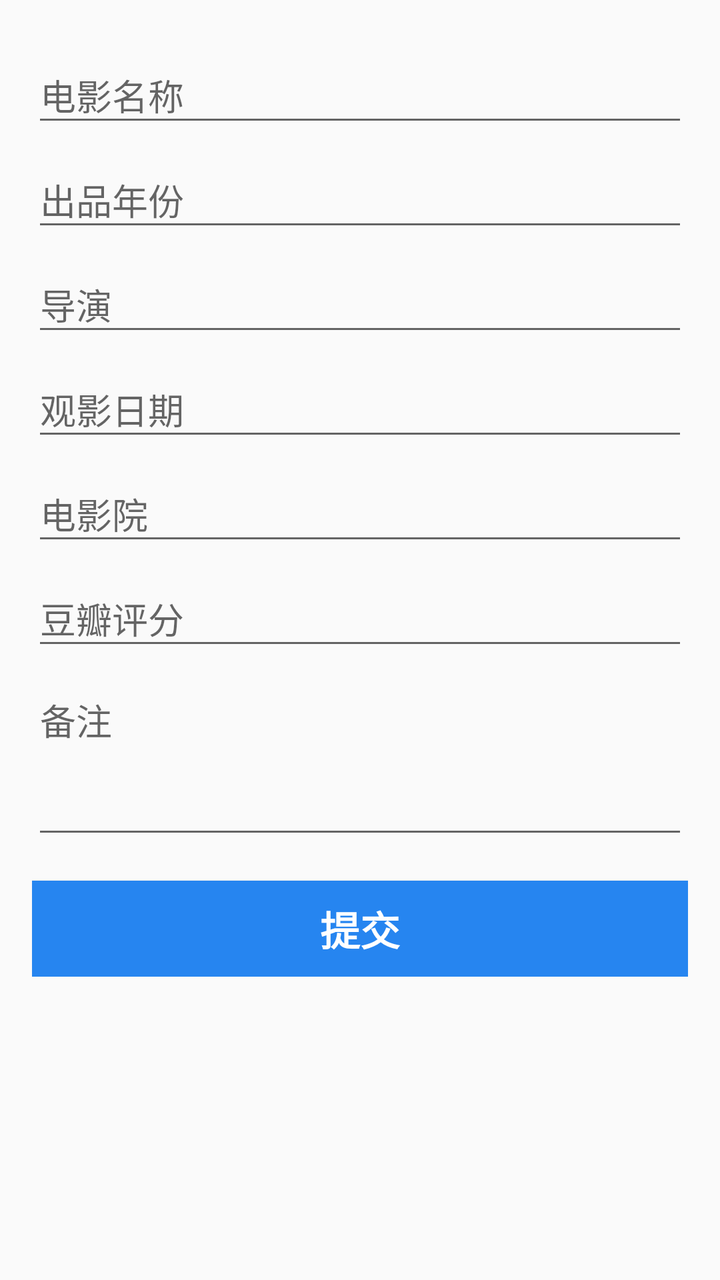
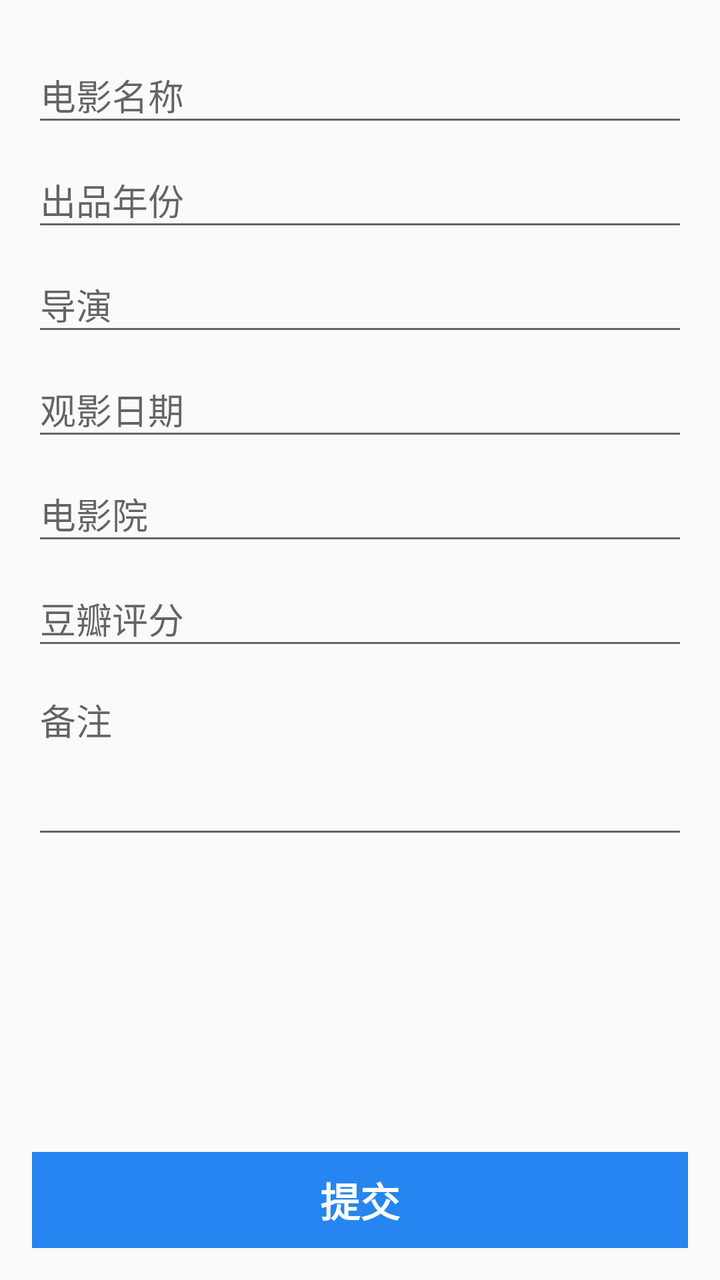

Compare the two renders of this Android layout. The source of the first and the diff that turns it into the second are given below.
<!-- AndroidManifest.xml: application theme AppTheme -->
<!-- res/layout/content_film_info.xml -->
<?xml version="1.0" encoding="utf-8"?>
<android.support.constraint.ConstraintLayout
    xmlns:android="http://schemas.android.com/apk/res/android"
    xmlns:app="http://schemas.android.com/apk/res-auto"
    xmlns:tools="http://schemas.android.com/tools"
    android:layout_width="match_parent"
    android:layout_height="match_parent"
    android:paddingBottom="@dimen/activity_vertical_margin"
    android:paddingLeft="@dimen/activity_horizontal_margin"
    android:paddingRight="@dimen/activity_horizontal_margin"
    android:paddingTop="@dimen/activity_vertical_margin"
    app:layout_behavior="@string/appbar_scrolling_view_behavior"
    tools:context="cn.sixlab.app.mineapps.activity.FilmInfoActivity"
    tools:showIn="@layout/activity_film_info">

    <ScrollView
        android:layout_width="match_parent"
        android:layout_height="match_parent">
        <LinearLayout
            android:layout_width="match_parent"
            android:layout_height="wrap_content"
            android:orientation="vertical">

            <android.support.design.widget.TextInputLayout
                android:layout_width="match_parent"
                android:layout_height="wrap_content">

                <EditText
                    android:id="@+id/text_film_name"
                    android:layout_width="match_parent"
                    android:layout_height="wrap_content"
                    android:hint="@string/prompt_film_name"
                    android:inputType="text"
                    android:maxLines="1"
                    android:singleLine="true"/>
            </android.support.design.widget.TextInputLayout>

            <android.support.design.widget.TextInputLayout
                android:layout_width="match_parent"
                android:layout_height="wrap_content">
                <EditText
                    android:id="@+id/text_produce_year"
                    android:layout_width="match_parent"
                    android:layout_height="wrap_content"
                    android:hint="@string/prompt_produce_year"
                    android:inputType="number"
                    android:maxLines="1"
                    android:singleLine="true"/>
            </android.support.design.widget.TextInputLayout>

            <android.support.design.widget.TextInputLayout
                android:layout_width="match_parent"
                android:layout_height="wrap_content">
                <EditText
                    android:id="@+id/text_director"
                    android:layout_width="match_parent"
                    android:layout_height="wrap_content"
                    android:hint="@string/prompt_director"
                    android:inputType="text"
                    android:maxLines="1"
                    android:singleLine="true"/>
            </android.support.design.widget.TextInputLayout>

            <android.support.design.widget.TextInputLayout
                android:layout_width="match_parent"
                android:layout_height="wrap_content">
                <EditText
                    android:id="@+id/text_view_date"
                    android:layout_width="match_parent"
                    android:layout_height="wrap_content"
                    android:hint="@string/prompt_view_date"
                    android:inputType="date"
                    android:maxLines="1"
                    android:singleLine="true"/>
            </android.support.design.widget.TextInputLayout>

            <android.support.design.widget.TextInputLayout
                android:layout_width="match_parent"
                android:layout_height="wrap_content">
                <EditText
                    android:id="@+id/text_cinema"
                    android:layout_width="match_parent"
                    android:layout_height="wrap_content"
                    android:hint="@string/prompt_cinema"
                    android:inputType="text"
                    android:maxLines="1"
                    android:singleLine="true"/>
            </android.support.design.widget.TextInputLayout>

            <android.support.design.widget.TextInputLayout
                android:layout_width="match_parent"
                android:layout_height="wrap_content">
                <EditText
                    android:id="@+id/text_douban_score"
                    android:layout_width="match_parent"
                    android:layout_height="wrap_content"
                    android:hint="@string/prompt_douban_score"
                    android:inputType="number"
                    android:maxLines="1"
                    android:singleLine="true"/>
            </android.support.design.widget.TextInputLayout>

            <android.support.design.widget.TextInputLayout
                android:layout_width="match_parent"
                android:layout_height="wrap_content">
                <EditText
                    android:id="@+id/text_remark"
                    android:layout_width="match_parent"
                    android:layout_height="wrap_content"
                    android:hint="@string/prompt_remark"
                    android:inputType="textMultiLine"
                    android:minLines="3"
                    android:maxLines="5"
                    android:gravity="left|top"/>
            </android.support.design.widget.TextInputLayout>

            <Button
                android:id="@+id/film_info_submit"
                style="?android:textAppearanceSmall"
                android:layout_width="match_parent"
                android:layout_height="wrap_content"
                android:layout_marginTop="16dp"
                android:background="@color/colorPrimary"
                android:text="@string/action_submit"
                android:textColor="@color/colorWhite"
                android:textSize="20sp"
                android:onClick="submitFilm"
                android:textStyle="bold"/>

        </LinearLayout>
    </ScrollView>

</android.support.constraint.ConstraintLayout>
<!-- res/layout/activity_film_info.xml (included above) -->
<?xml version="1.0" encoding="utf-8"?>
<android.support.design.widget.CoordinatorLayout
    xmlns:android="http://schemas.android.com/apk/res/android"
    xmlns:app="http://schemas.android.com/apk/res-auto"
    xmlns:tools="http://schemas.android.com/tools"
    android:layout_width="match_parent"
    android:layout_height="match_parent"
    tools:context="cn.sixlab.app.mineapps.activity.FilmInfoActivity">

    <android.support.design.widget.AppBarLayout
        android:layout_width="match_parent"
        android:layout_height="wrap_content"
        android:theme="@style/AppTheme.AppBarOverlay">

        <android.support.v7.widget.Toolbar
            android:id="@+id/toolbar"
            android:layout_width="match_parent"
            android:layout_height="?attr/actionBarSize"
            android:background="?attr/colorPrimary"
            app:popupTheme="@style/AppTheme.PopupOverlay"/>

    </android.support.design.widget.AppBarLayout>

    <include layout="@layout/content_film_info"/>

    <android.support.design.widget.FloatingActionButton
        android:id="@+id/fab"
        android:layout_width="wrap_content"
        android:layout_height="wrap_content"
        android:layout_gravity="bottom|end"
        android:layout_margin="@dimen/fab_margin"
        app:srcCompat="@android:drawable/ic_dialog_email"/>

</android.support.design.widget.CoordinatorLayout>
<!-- resources referenced by this layout -->
<resources>
  <color name="colorPrimary">#2685F0</color>
  <color name="colorWhite">#FFFFFF</color>
  <dimen name="activity_horizontal_margin">16dp</dimen>
  <dimen name="activity_vertical_margin">16dp</dimen>
  <dimen name="fab_margin">16dp</dimen>
  <string name="action_submit">提交</string>
  <string name="prompt_cinema">电影院</string>
  <string name="prompt_director">导演</string>
  <string name="prompt_douban_score">豆瓣评分</string>
  <string name="prompt_film_name">电影名称</string>
  <string name="prompt_produce_year">出品年份</string>
  <string name="prompt_remark">备注</string>
  <string name="prompt_view_date">观影日期</string>
  <style name="AppTheme.AppBarOverlay" parent="ThemeOverlay.AppCompat.Dark.ActionBar" />
  <style name="AppTheme.PopupOverlay" parent="ThemeOverlay.AppCompat.Light" />
  <style name="AppTheme" parent="Theme.AppCompat.Light.DarkActionBar">
          
          <item name="colorPrimary">@color/colorPrimary</item>
          <item name="colorPrimaryDark">@color/colorPrimaryDark</item>
          <item name="colorAccent">@color/colorAccent</item>
      </style>
  <color name="colorPrimaryDark">#477dc5</color>
  <color name="colorAccent">#48b463</color>
</resources>

<!-- the commit's change to res/layout/content_film_info.xml (unified diff, before → after) -->
@@ -1,21 +1,43 @@
 <?xml version="1.0" encoding="utf-8"?>
-<android.support.constraint.ConstraintLayout
-    xmlns:android="http://schemas.android.com/apk/res/android"
-    xmlns:app="http://schemas.android.com/apk/res-auto"
-    xmlns:tools="http://schemas.android.com/tools"
-    android:layout_width="match_parent"
-    android:layout_height="match_parent"
-    android:paddingBottom="@dimen/activity_vertical_margin"
-    android:paddingLeft="@dimen/activity_horizontal_margin"
-    android:paddingRight="@dimen/activity_horizontal_margin"
-    android:paddingTop="@dimen/activity_vertical_margin"
-    app:layout_behavior="@string/appbar_scrolling_view_behavior"
-    tools:context="cn.sixlab.app.mineapps.activity.FilmInfoActivity"
-    tools:showIn="@layout/activity_film_info">
+<RelativeLayout xmlns:android="http://schemas.android.com/apk/res/android"
+                xmlns:tools="http://schemas.android.com/tools"
+                android:layout_width="match_parent"
+                android:layout_height="match_parent"
+                android:layout_marginTop="56dp"
+                android:paddingBottom="@dimen/activity_vertical_margin"
+                android:paddingLeft="@dimen/activity_horizontal_margin"
+                android:paddingRight="@dimen/activity_horizontal_margin"
+                android:paddingTop="@dimen/activity_vertical_margin"
+                android:gravity="center_horizontal"
+                android:orientation="vertical"
+                tools:context="cn.sixlab.app.mineapps.activity.FilmInfoActivity"
+                tools:showIn="@layout/activity_film_info">
+
+    <RelativeLayout
+        android:id="@+id/panelBottom"
+        android:layout_width="match_parent"
+        android:layout_height="wrap_content"
+        android:layout_alignParentBottom="true" >
+
+        <Button
+            android:id="@+id/film_info_submit"
+            style="?android:textAppearanceSmall"
+            android:layout_width="match_parent"
+            android:layout_height="wrap_content"
+            android:layout_marginTop="16dp"
+            android:background="@color/colorPrimary"
+            android:text="@string/action_submit"
+            android:textColor="@color/colorWhite"
+            android:textSize="20sp"
+            android:onClick="submitFilm"
+            android:textStyle="bold"/>
+    </RelativeLayout>
 
     <ScrollView
         android:layout_width="match_parent"
-        android:layout_height="match_parent">
+        android:layout_height="wrap_content"
+        android:layout_alignParentTop="true"
+        android:layout_above="@id/panelBottom">
         <LinearLayout
             android:layout_width="match_parent"
             android:layout_height="wrap_content"
@@ -95,7 +117,7 @@
                     android:layout_width="match_parent"
                     android:layout_height="wrap_content"
                     android:hint="@string/prompt_douban_score"
-                    android:inputType="number"
+                    android:inputType="numberDecimal"
                     android:maxLines="1"
                     android:singleLine="true"/>
             </android.support.design.widget.TextInputLayout>
@@ -114,23 +136,10 @@
                     android:gravity="left|top"/>
             </android.support.design.widget.TextInputLayout>
 
-            <Button
-                android:id="@+id/film_info_submit"
-                style="?android:textAppearanceSmall"
-                android:layout_width="match_parent"
-                android:layout_height="wrap_content"
-                android:layout_marginTop="16dp"
-                android:background="@color/colorPrimary"
-                android:text="@string/action_submit"
-                android:textColor="@color/colorWhite"
-                android:textSize="20sp"
-                android:onClick="submitFilm"
-                android:textStyle="bold"/>
-
         </LinearLayout>
     </ScrollView>
 
-</android.support.constraint.ConstraintLayout>
+</RelativeLayout>
 <!-- res/layout/activity_film_info.xml (included above) -->
 <?xml version="1.0" encoding="utf-8"?>
 <android.support.design.widget.CoordinatorLayout
@@ -163,6 +172,6 @@
         android:layout_height="wrap_content"
         android:layout_gravity="bottom|end"
         android:layout_margin="@dimen/fab_margin"
-        app:srcCompat="@android:drawable/ic_dialog_email"/>
+        app:srcCompat="@android:drawable/ic_dialog_dialer"/>
 
 </android.support.design.widget.CoordinatorLayout>
